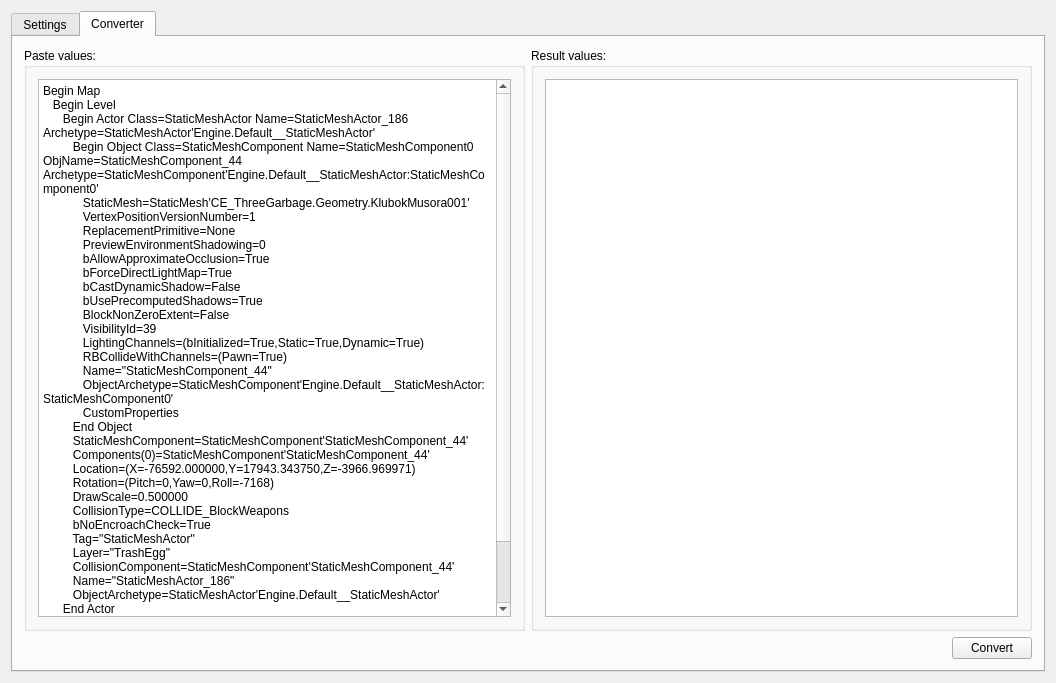
Before: the Qt Designer form mainwindow.ui in rsimenok/UDK2UE4Tools, drawn with Qt 5.
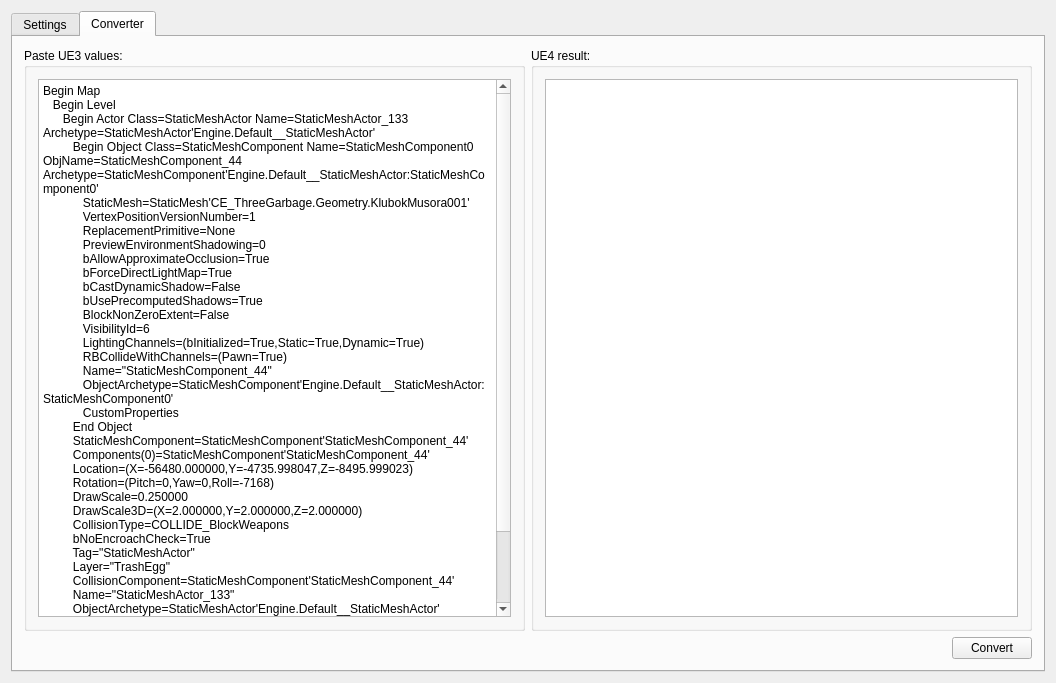
After: the same form once the commit is applied. The open tabs and pages were chosen to show the change.

Commit message: first test with static mesh

The edit to the form file:
```diff
--- a/mainwindow.ui
+++ b/mainwindow.ui
@@ -269,7 +269,7 @@
         <item row="0" column="1">
          <widget class="QGroupBox" name="groupBox_2">
           <property name="title">
-           <string>Result values:</string>
+           <string>UE4 result:</string>
           </property>
           <layout class="QGridLayout" name="gridLayout_7">
            <item row="0" column="0">
@@ -281,7 +281,7 @@
         <item row="0" column="0">
          <widget class="QGroupBox" name="groupBox">
           <property name="title">
-           <string>Paste values:</string>
+           <string>Paste UE3 values:</string>
           </property>
           <layout class="QGridLayout" name="gridLayout_6">
            <item row="0" column="0">
@@ -289,7 +289,7 @@
              <property name="plainText">
               <string>Begin Map
    Begin Level
-      Begin Actor Class=StaticMeshActor Name=StaticMeshActor_186 Archetype=StaticMeshActor'Engine.Default__StaticMeshActor'
+      Begin Actor Class=StaticMeshActor Name=StaticMeshActor_133 Archetype=StaticMeshActor'Engine.Default__StaticMeshActor'
          Begin Object Class=StaticMeshComponent Name=StaticMeshComponent0 ObjName=StaticMeshComponent_44 Archetype=StaticMeshComponent'Engine.Default__StaticMeshActor:StaticMeshComponent0'
             StaticMesh=StaticMesh'CE_ThreeGarbage.Geometry.KlubokMusora001'
             VertexPositionVersionNumber=1
@@ -300,7 +300,7 @@
             bCastDynamicShadow=False
             bUsePrecomputedShadows=True
             BlockNonZeroExtent=False
-            VisibilityId=39
+            VisibilityId=6
             LightingChannels=(bInitialized=True,Static=True,Dynamic=True)
             RBCollideWithChannels=(Pawn=True)
             Name=&quot;StaticMeshComponent_44&quot;
@@ -309,15 +309,16 @@
          End Object
          StaticMeshComponent=StaticMeshComponent'StaticMeshComponent_44'
          Components(0)=StaticMeshComponent'StaticMeshComponent_44'
-         Location=(X=-76592.000000,Y=17943.343750,Z=-3966.969971)
+         Location=(X=-56480.000000,Y=-4735.998047,Z=-8495.999023)
          Rotation=(Pitch=0,Yaw=0,Roll=-7168)
-         DrawScale=0.500000
+         DrawScale=0.250000
+         DrawScale3D=(X=2.000000,Y=2.000000,Z=2.000000)
          CollisionType=COLLIDE_BlockWeapons
          bNoEncroachCheck=True
          Tag=&quot;StaticMeshActor&quot;
          Layer=&quot;TrashEgg&quot;
          CollisionComponent=StaticMeshComponent'StaticMeshComponent_44'
-         Name=&quot;StaticMeshActor_186&quot;
+         Name=&quot;StaticMeshActor_133&quot;
          ObjectArchetype=StaticMeshActor'Engine.Default__StaticMeshActor'
       End Actor
    End Level
```
Left out of the diff: 2 changed lines with no effect on the pictures. The commit also changes 2 other files.
